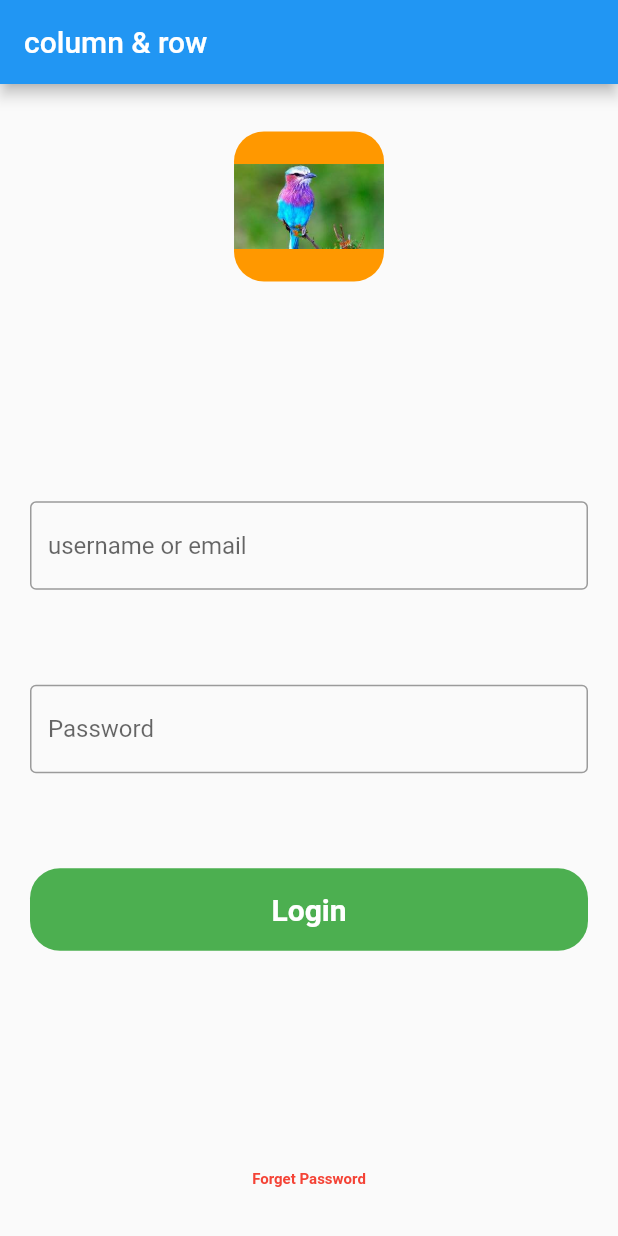
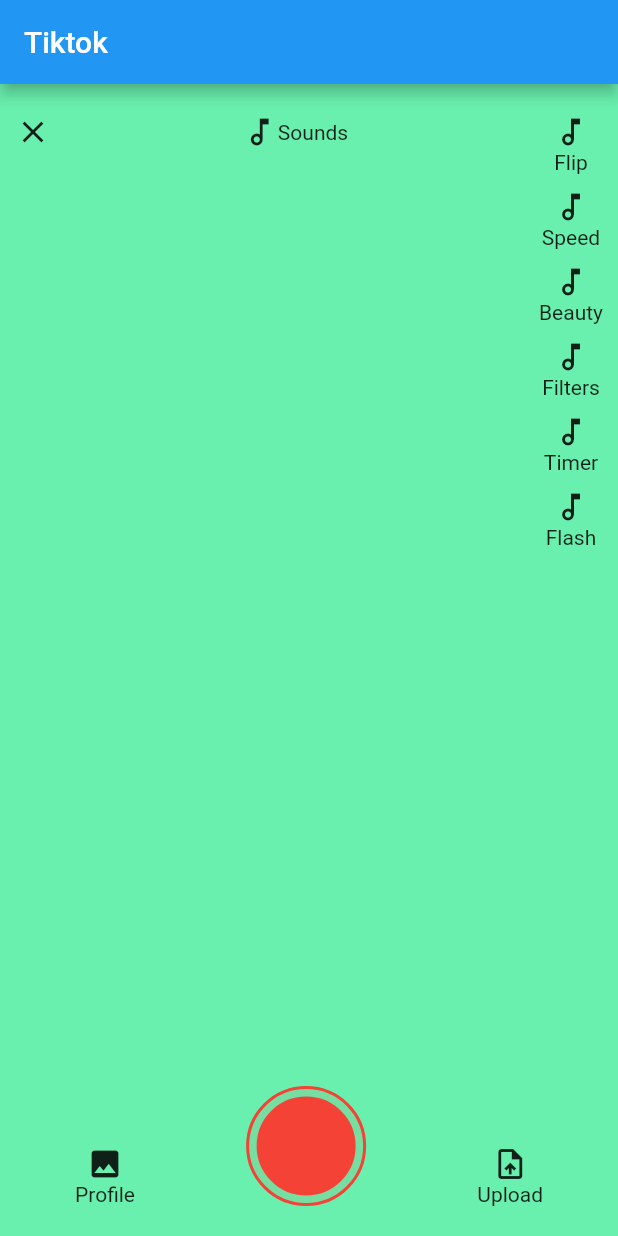
Before and after one commit to dkdangi/Firstapp, a Flutter app: the screen it shows after launch, on a phone screen of 412 x 824 dp. Run offline on Flutter 3.47's test engine with Material 2 defaults, Android fonts, the phone set to English and light mode, and no system bars.

Commit message:
'update'

```diff
--- a/lib/main.dart
+++ b/lib/main.dart
@@ -1,5 +1,6 @@
 //import 'package:first_app/pages/home_page.dart';
 import 'package:first_app/pages/column_page.dart';
+import 'package:first_app/pages/tiktok_stack.dart';
 //import 'package:first_app/pages/image_page.dart';
 import 'package:flutter/material.dart';
 
@@ -13,7 +14,7 @@ class MyApp extends StatelessWidget {
     return MaterialApp(
       debugShowCheckedModeBanner: false,
       title: "Flutter First App",
-      home:  ColumnPage()
+      home:  TiktokStack()
     );
   }
 }
--- /dev/null
+++ b/lib/pages/tiktok_stack.dart
@@ -0,0 +1,112 @@
+import 'package:flutter/cupertino.dart';
+import 'package:flutter/material.dart';
+
+class TiktokStack extends StatelessWidget {
+  @override
+  Widget build(BuildContext context) {
+    return Scaffold(
+      backgroundColor: Colors.greenAccent,
+      appBar: AppBar(
+        title: Text("Tiktok"),
+      ),
+      body: Stack(
+        children: [
+          Positioned(
+            top: 20,
+            left: 10,
+            right: 10,
+            child: Row(
+              mainAxisAlignment: MainAxisAlignment.spaceBetween,
+              crossAxisAlignment: CrossAxisAlignment.start,
+              children: [
+                Icon(Icons.close),
+                Row(
+                  children: [
+                    Icon(Icons.music_note_outlined),
+                    Text("Sounds"),
+                  ],
+                ),
+                Column(
+                  children: [
+                    Icon(Icons.music_note_outlined),
+                    Text("Flip"),
+                    SizedBox(
+                      height: 10,
+                    ),
+                    Icon(Icons.music_note_outlined),
+                    Text("Speed"),
+                    SizedBox(
+                      height: 10,
+                    ),
+                    Icon(Icons.music_note_outlined),
+                    Text("Beauty"),
+                    SizedBox(
+                      height: 10,
+                    ),
+                    Icon(Icons.music_note_outlined),
+                    Text("Filters"),
+                    SizedBox(
+                      height: 10,
+                    ),
+                    Icon(Icons.music_note_outlined),
+                    Text("Timer"),
+                    SizedBox(
+                      height: 10,
+                    ),
+                    Icon(Icons.music_note_outlined),
+                    Text("Flash"),
+                    SizedBox(
+                      height: 10,
+                    ),
+                  ],
+                )
+              ],
+            ),
+          ),
+          Positioned(
+            bottom: 20,
+            left: 50,
+            right: 50,
+            child: Row(
+              mainAxisAlignment: MainAxisAlignment.spaceBetween,
+              crossAxisAlignment: CrossAxisAlignment.end,
+              children: [
+                Column(
+                  children: [
+                    Icon(Icons.image),
+                    Text("Profile"),
+                  ],
+                ),
+                Container(
+                  height: 80,
+                  width: 80,
+                  padding: EdgeInsets.all(5),
+                  decoration: BoxDecoration(
+                    color: Colors.red.withOpacity(.10),
+                    borderRadius: BorderRadius.all(Radius.circular(80),),
+                    border: Border.all(color: Colors.red,width: 2)
+                  ),
+                  child: Container(
+                    height: 70,
+                    width: 70,
+                    decoration: BoxDecoration(
+                      color: Colors.red,
+                      borderRadius: BorderRadius.all(Radius.circular(70),),
+                      border: Border.all(color: Colors.red,width: 2),
+                    ),
+                  ),
+                ),
+                Column(
+                  children: [
+                    Icon(Icons.upload_file),
+                    Text("Upload"),
+                  ],
+                ),
+              ],
+            ),
+          ),
+        ],
+      ),
+    );
+  }
+}
```
